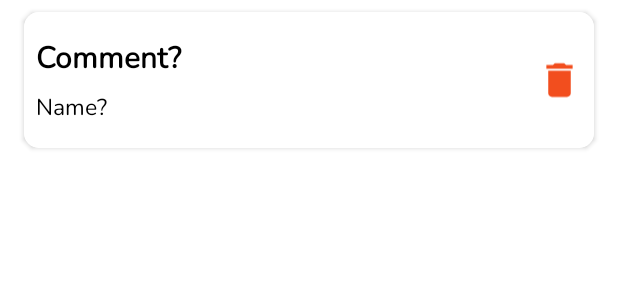
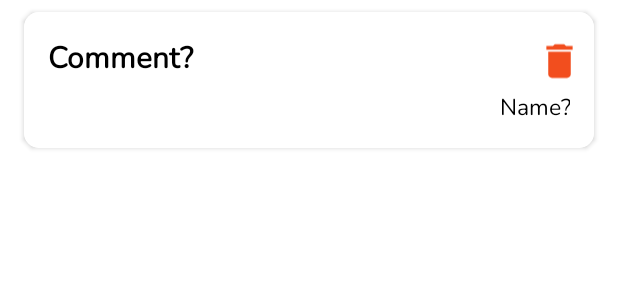
Before and after one commit to NOBOGG/QuakeAlert, an Android app: the layout comments_cardview.xml on its own in the app's theme, with its tools: preview values and no code run, on a phone screen of 412 x 824 dp. Shown: the top 300 px of the screen. Run offline under Robolectric (Android 15) with nearby library versions, the phone set to English and light mode, and no system bars; network calls fail.

Commit message:
Relation selesai

```diff
--- a/app/src/main/java/com/owen/quakealert_owen/adapter/CommentAdapter.kt
+++ b/app/src/main/java/com/owen/quakealert_owen/adapter/CommentAdapter.kt
@@ -15,6 +15,7 @@ import com.owen.quakealert_owen.databinding.CommentsCardviewBinding
 import com.owen.quakealert_owen.model.Comment
 import com.owen.quakealert_owen.model.DataX
 import com.owen.quakealert_owen.model.SubmitComment
+import com.owen.quakealert_owen.model.Users
 import com.owen.quakealert_owen.view.MainActivity
 import com.owen.quakealert_owen.view.MainActivity.Companion.loginID
 import com.owen.quakealert_owen.viewmodel.UserViewModel
@@ -55,7 +56,7 @@ class CommentAdapter(private val dataSet: ArrayList<DataX>, val status:String) :
         // Get element from your dataset at this position and replace the
         // contents of the view with that element
         viewHolder.binding.namecardTv.text = dataSet[position].comment
-        viewHolder.binding.commentcardTv.text = dataSet[position].user_id.toString()
+        viewHolder.binding.commentcardTv.text = dataSet[position].name
         viewHolder.binding.trashBtn.visibility = View.GONE
         if (status == "admin") {
             viewHolder.binding.trashBtn.visibility = View.VISIBLE
--- a/app/src/main/java/com/owen/quakealert_owen/helper/Const.kt
+++ b/app/src/main/java/com/owen/quakealert_owen/helper/Const.kt
@@ -3,7 +3,7 @@ package com.owen.quakealert_owen.helper
 object Const {
 
     const val URL_GEMPA = "https://data.bmkg.go.id/"
-    const val BASE_URL_LOCALHOST = "http://192.168.1.16:1323/"
+    const val BASE_URL_LOCALHOST = "http://192.168.18.45:1323/"
     const val IMG_URL = "https://data.bmkg.go.id/DataMKG/TEWS/"
 
 }
--- a/app/src/main/java/com/owen/quakealert_owen/model/DataX.kt
+++ b/app/src/main/java/com/owen/quakealert_owen/model/DataX.kt
@@ -3,5 +3,6 @@ package com.owen.quakealert_owen.model
 data class DataX(
     val comment: String,
     val id: Int,
-    val user_id: Int
+    val user_id: Int,
+    val name: String,
 )
--- /dev/null
+++ b/app/src/main/java/com/owen/quakealert_owen/model/GempaHistory.kt
@@ -0,0 +1,5 @@
+package com.owen.quakealert_owen.model
+
+data class GempaHistory(
+    val datagempa: List<Datagempa>
+)
--- a/app/src/main/java/com/owen/quakealert_owen/view/CommentFragment.kt
+++ b/app/src/main/java/com/owen/quakealert_owen/view/CommentFragment.kt
@@ -15,6 +15,7 @@ import com.owen.quakealert_owen.databinding.FragmentCommentBinding
 import com.owen.quakealert_owen.model.Comment
 import com.owen.quakealert_owen.model.DataX
 import com.owen.quakealert_owen.model.Gempa
+import com.owen.quakealert_owen.model.Users
 import com.owen.quakealert_owen.view.MainActivity.Companion.loginID
 import com.owen.quakealert_owen.viewmodel.GempaViewModel
 import com.owen.quakealert_owen.viewmodel.UserViewModel
@@ -52,7 +53,7 @@ class CommentFragment : Fragment() {
             viewModel.getComment()
             viewModel.comment.observe(viewLifecycleOwner, Observer { response ->
                 binding.commentRv.layoutManager = LinearLayoutManager(context)
-                Commentadapter = CommentAdapter(response.data as ArrayList<DataX>, status)
+                Commentadapter = CommentAdapter(response.data as ArrayList<DataX>,status)
                 binding.commentRv.adapter = Commentadapter
             })
         })
--- a/app/src/main/java/com/owen/quakealert_owen/view/HomeFragment.kt
+++ b/app/src/main/java/com/owen/quakealert_owen/view/HomeFragment.kt
@@ -15,6 +15,7 @@ import com.owen.quakealert_owen.R
 import com.owen.quakealert_owen.adapter.CommentAdapter
 import com.owen.quakealert_owen.databinding.FragmentHomeBinding
 import com.owen.quakealert_owen.model.DataX
+import com.owen.quakealert_owen.model.Users
 import com.owen.quakealert_owen.view.MainActivity.Companion.loginID
 import com.owen.quakealert_owen.viewmodel.GempaViewModel
 import com.owen.quakealert_owen.viewmodel.UserViewModel
--- a/app/src/main/java/com/owen/quakealert_owen/viewmodel/UserViewModel.kt
+++ b/app/src/main/java/com/owen/quakealert_owen/viewmodel/UserViewModel.kt
@@ -47,7 +47,7 @@ class UserViewModel @Inject constructor(private val repository: UserRepository):
             if (response.isSuccessful){
                 _user.postValue(response.body())
             }else{
-                Log.e("Get Data","Failed!")
+                Log.e("Get User","Failed!")
             }
         }
     }
@@ -64,6 +64,7 @@ class UserViewModel @Inject constructor(private val repository: UserRepository):
     fun getComment() = viewModelScope.launch {
         repository.getComment().let {response ->
             if (response.isSuccessful){
+                Log.e("Error comment data",response.body().toString())
                 _comment.postValue(response.body())
             }else{
                 Log.e("Get Comment","Failed!")
--- a/app/src/main/res/layout/comments_cardview.xml
+++ b/app/src/main/res/layout/comments_cardview.xml
@@ -14,7 +14,7 @@
         android:layout_marginBottom="8dp"
         app:cardCornerRadius="10dp"
         app:cardElevation="2dp"
-        app:cardMaxElevation="2dp"
+        app:cardMaxElevation="20dp"
         app:layout_constraintBottom_toBottomOf="parent"
         app:layout_constraintEnd_toEndOf="parent"
         app:layout_constraintStart_toStartOf="parent"
@@ -29,7 +29,7 @@
                 android:id="@+id/namecard_tv"
                 android:layout_width="0dp"
                 android:layout_height="wrap_content"
-                android:layout_marginStart="8dp"
+                android:layout_marginStart="16dp"
                 android:layout_marginTop="16dp"
                 android:layout_marginEnd="8dp"
                 android:fontFamily="@font/nunito"
@@ -46,13 +46,15 @@
                 android:layout_width="0dp"
                 android:layout_height="wrap_content"
                 android:layout_marginTop="8dp"
+                android:layout_marginEnd="16dp"
                 android:layout_marginBottom="16dp"
                 android:fontFamily="@font/nunito"
                 android:text="Name?"
+                android:textAlignment="viewEnd"
                 android:textColor="#000000"
                 android:textSize="15sp"
                 app:layout_constraintBottom_toBottomOf="parent"
-                app:layout_constraintEnd_toEndOf="@+id/namecard_tv"
+                app:layout_constraintEnd_toEndOf="parent"
                 app:layout_constraintStart_toStartOf="@+id/namecard_tv"
                 app:layout_constraintTop_toBottomOf="@+id/namecard_tv" />
 
@@ -60,10 +62,10 @@
                 android:id="@+id/trash_btn"
                 android:layout_width="0dp"
                 android:layout_height="33dp"
+                android:layout_marginTop="16dp"
                 android:layout_marginEnd="8dp"
-                app:layout_constraintBottom_toBottomOf="@+id/commentcard_tv"
                 app:layout_constraintEnd_toEndOf="parent"
-                app:layout_constraintTop_toTopOf="@+id/namecard_tv"
+                app:layout_constraintTop_toTopOf="parent"
                 app:srcCompat="@drawable/trash_logo" />
         </androidx.constraintlayout.widget.ConstraintLayout>
     </androidx.cardview.widget.CardView>
```
Also changed, not shown: app/src/main/java/com/owen/quakealert_owen/model/Datagempa.kt (added, +8 -0 lines).
